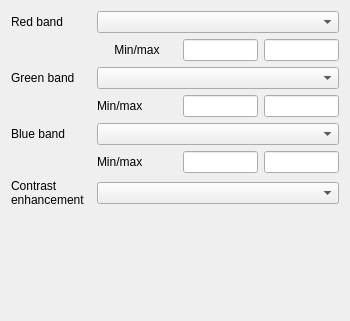
LZS1991/SWGIS, file SWGIS-DLLSrc/SWGIS-Gui/swgismultibandcolorrendererwidgetbase.ui: the form before one commit.
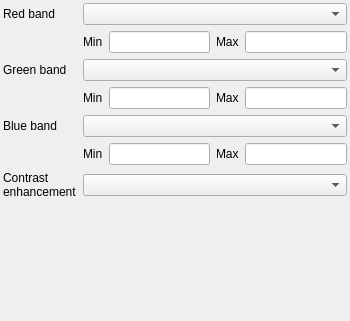
The form after the commit.

Patch:
```diff
--- a/SWGIS-DLLSrc/SWGIS-Gui/swgismultibandcolorrendererwidgetbase.ui
+++ b/SWGIS-DLLSrc/SWGIS-Gui/swgismultibandcolorrendererwidgetbase.ui
@@ -13,121 +13,21 @@
   <property name="windowTitle">
    <string>Form</string>
   </property>
-  <layout class="QHBoxLayout" name="horizontalLayout">
+  <layout class="QVBoxLayout" name="verticalLayout">
+   <property name="leftMargin">
+    <number>3</number>
+   </property>
+   <property name="topMargin">
+    <number>3</number>
+   </property>
+   <property name="rightMargin">
+    <number>3</number>
+   </property>
+   <property name="bottomMargin">
+    <number>3</number>
+   </property>
    <item>
     <layout class="QGridLayout" name="gridLayout">
-     <item row="3" column="3">
-      <widget class="QLineEdit" name="mGreenMaxLineEdit">
-       <property name="sizePolicy">
-        <sizepolicy hsizetype="MinimumExpanding" vsizetype="Fixed">
-         <horstretch>0</horstretch>
-         <verstretch>0</verstretch>
-        </sizepolicy>
-       </property>
-       <property name="maximumSize">
-        <size>
-         <width>75</width>
-         <height>16777215</height>
-        </size>
-       </property>
-       <property name="baseSize">
-        <size>
-         <width>0</width>
-         <height>0</height>
-        </size>
-       </property>
-       <property name="maxLength">
-        <number>16</number>
-       </property>
-      </widget>
-     </item>
-     <item row="0" column="1" colspan="3">
-      <widget class="QComboBox" name="mRedBandComboBox"/>
-     </item>
-     <item row="1" column="2">
-      <widget class="QLineEdit" name="mRedMinLineEdit">
-       <property name="sizePolicy">
-        <sizepolicy hsizetype="MinimumExpanding" vsizetype="Fixed">
-         <horstretch>0</horstretch>
-         <verstretch>0</verstretch>
-        </sizepolicy>
-       </property>
-       <property name="maximumSize">
-        <size>
-         <width>75</width>
-         <height>16777215</height>
-        </size>
-       </property>
-       <property name="baseSize">
-        <size>
-         <width>0</width>
-         <height>0</height>
-        </size>
-       </property>
-       <property name="maxLength">
-        <number>16</number>
-       </property>
-      </widget>
-     </item>
-     <item row="4" column="1" colspan="3">
-      <widget class="QComboBox" name="mBlueBandComboBox"/>
-     </item>
-     <item row="1" column="3">
-      <widget class="QLineEdit" name="mRedMaxLineEdit">
-       <property name="sizePolicy">
-        <sizepolicy hsizetype="MinimumExpanding" vsizetype="Fixed">
-         <horstretch>0</horstretch>
-         <verstretch>0</verstretch>
-        </sizepolicy>
-       </property>
-       <property name="maximumSize">
-        <size>
-         <width>75</width>
-         <height>16777215</height>
-        </size>
-       </property>
-       <property name="baseSize">
-        <size>
-         <width>0</width>
-         <height>0</height>
-        </size>
-       </property>
-       <property name="maxLength">
-        <number>16</number>
-       </property>
-      </widget>
-     </item>
-     <item row="5" column="3">
-      <widget class="QLineEdit" name="mBlueMaxLineEdit">
-       <property name="sizePolicy">
-        <sizepolicy hsizetype="MinimumExpanding" vsizetype="Fixed">
-         <horstretch>0</horstretch>
-         <verstretch>0</verstretch>
-        </sizepolicy>
-       </property>
-       <property name="maximumSize">
-        <size>
-         <width>75</width>
-         <height>16777215</height>
-        </size>
-       </property>
-       <property name="baseSize">
-        <size>
-         <width>0</width>
-         <height>0</height>
-        </size>
-       </property>
-       <property name="maxLength">
-        <number>16</number>
-       </property>
-      </widget>
-     </item>
-     <item row="2" column="1" colspan="3">
-      <widget class="QComboBox" name="mGreenBandComboBox"/>
-     </item>
-     <item row="6" column="1" colspan="3">
-      <widget class="QComboBox" name="mContrastEnhancementAlgorithmComboBox"/>
-     </item>
      <item row="6" column="0">
       <widget class="QLabel" name="mContrastEnhancementAlgorithmLabel">
        <property name="text">
@@ -136,122 +36,200 @@
        </property>
       </widget>
      </item>
+     <item row="0" column="0">
+      <widget class="QLabel" name="mRedBandLabel">
+       <property name="text">
+        <string>Red band</string>
+       </property>
+      </widget>
+     </item>
+     <item row="6" column="1" colspan="4">
+      <widget class="QComboBox" name="mContrastEnhancementAlgorithmComboBox"/>
+     </item>
+     <item row="1" column="1">
+      <widget class="QLabel" name="mRedMinLabel">
+       <property name="sizePolicy">
+        <sizepolicy hsizetype="Preferred" vsizetype="Preferred">
+         <horstretch>0</horstretch>
+         <verstretch>0</verstretch>
+        </sizepolicy>
+       </property>
+       <property name="text">
+        <string>Min</string>
+       </property>
+       <property name="alignment">
+        <set>Qt::AlignLeading|Qt::AlignLeft|Qt::AlignVCenter</set>
+       </property>
+      </widget>
+     </item>
+     <item row="1" column="3">
+      <widget class="QLabel" name="mRedMaxLabel">
+       <property name="sizePolicy">
+        <sizepolicy hsizetype="Preferred" vsizetype="Preferred">
+         <horstretch>0</horstretch>
+         <verstretch>0</verstretch>
+        </sizepolicy>
+       </property>
+       <property name="text">
+        <string>Max</string>
+       </property>
+       <property name="alignment">
+        <set>Qt::AlignLeading|Qt::AlignLeft|Qt::AlignVCenter</set>
+       </property>
+      </widget>
+     </item>
+     <item row="1" column="2">
+      <widget class="QLineEdit" name="mRedMinLineEdit">
+       <property name="maxLength">
+        <number>16</number>
+       </property>
+      </widget>
+     </item>
+     <item row="0" column="1" colspan="4">
+      <widget class="QComboBox" name="mRedBandComboBox"/>
+     </item>
+     <item row="5" column="1">
+      <widget class="QLabel" name="mBlueMinLabel">
+       <property name="sizePolicy">
+        <sizepolicy hsizetype="Preferred" vsizetype="Preferred">
+         <horstretch>0</horstretch>
+         <verstretch>0</verstretch>
+        </sizepolicy>
+       </property>
+       <property name="text">
+        <string>Min</string>
+       </property>
+       <property name="alignment">
+        <set>Qt::AlignLeading|Qt::AlignLeft|Qt::AlignVCenter</set>
+       </property>
+      </widget>
+     </item>
+     <item row="5" column="3">
+      <widget class="QLabel" name="mBlueMaxLabel">
+       <property name="sizePolicy">
+        <sizepolicy hsizetype="Preferred" vsizetype="Preferred">
+         <horstretch>0</horstretch>
+         <verstretch>0</verstretch>
+        </sizepolicy>
+       </property>
+       <property name="text">
+        <string>Max</string>
+       </property>
+       <property name="alignment">
+        <set>Qt::AlignLeading|Qt::AlignLeft|Qt::AlignVCenter</set>
+       </property>
+      </widget>
+     </item>
+     <item row="2" column="1" colspan="4">
+      <widget class="QComboBox" name="mGreenBandComboBox"/>
+     </item>
+     <item row="3" column="1">
+      <widget class="QLabel" name="mGreenMinLabel">
+       <property name="sizePolicy">
+        <sizepolicy hsizetype="Preferred" vsizetype="Preferred">
+         <horstretch>0</horstretch>
+         <verstretch>0</verstretch>
+        </sizepolicy>
+       </property>
+       <property name="text">
+        <string>Min</string>
+       </property>
+       <property name="alignment">
+        <set>Qt::AlignLeading|Qt::AlignLeft|Qt::AlignVCenter</set>
+       </property>
+      </widget>
+     </item>
+     <item row="3" column="3">
+      <widget class="QLabel" name="mGreenMaxLabel">
+       <property name="sizePolicy">
+        <sizepolicy hsizetype="Preferred" vsizetype="Preferred">
+         <horstretch>0</horstretch>
+         <verstretch>0</verstretch>
+        </sizepolicy>
+       </property>
+       <property name="text">
+        <string>Max</string>
+       </property>
+       <property name="alignment">
+        <set>Qt::AlignLeading|Qt::AlignLeft|Qt::AlignVCenter</set>
+       </property>
+      </widget>
+     </item>
+     <item row="4" column="1" colspan="4">
+      <widget class="QComboBox" name="mBlueBandComboBox"/>
+     </item>
+     <item row="1" column="4">
+      <widget class="QLineEdit" name="mRedMaxLineEdit">
+       <property name="maxLength">
+        <number>16</number>
+       </property>
+      </widget>
+     </item>
+     <item row="3" column="2">
+      <widget class="QLineEdit" name="mGreenMinLineEdit">
+       <property name="maxLength">
+        <number>16</number>
+       </property>
+      </widget>
+     </item>
      <item row="4" column="0">
       <widget class="QLabel" name="mBlueBandLabel">
+       <property name="sizePolicy">
+        <sizepolicy hsizetype="Preferred" vsizetype="Preferred">
+         <horstretch>0</horstretch>
+         <verstretch>0</verstretch>
+        </sizepolicy>
+       </property>
        <property name="text">
         <string>Blue band</string>
        </property>
+       <property name="alignment">
+        <set>Qt::AlignLeading|Qt::AlignLeft|Qt::AlignVCenter</set>
+       </property>
+      </widget>
+     </item>
+     <item row="5" column="2">
+      <widget class="QLineEdit" name="mBlueMinLineEdit">
+       <property name="maxLength">
+        <number>16</number>
+       </property>
+      </widget>
+     </item>
+     <item row="5" column="4">
+      <widget class="QLineEdit" name="mBlueMaxLineEdit">
+       <property name="maxLength">
+        <number>16</number>
+       </property>
       </widget>
      </item>
      <item row="2" column="0">
       <widget class="QLabel" name="mGreenBandLabel">
+       <property name="sizePolicy">
+        <sizepolicy hsizetype="Preferred" vsizetype="Preferred">
+         <horstretch>0</horstretch>
+         <verstretch>0</verstretch>
+        </sizepolicy>
+       </property>
        <property name="text">
         <string>Green band</string>
        </property>
-      </widget>
-     </item>
-     <item row="5" column="2">
-      <widget class="QLineEdit" name="mBlueMinLineEdit">
-       <property name="sizePolicy">
-        <sizepolicy hsizetype="MinimumExpanding" vsizetype="Fixed">
-         <horstretch>0</horstretch>
-         <verstretch>0</verstretch>
-        </sizepolicy>
-       </property>
-       <property name="maximumSize">
-        <size>
-         <width>75</width>
-         <height>16777215</height>
-        </size>
-       </property>
-       <property name="baseSize">
-        <size>
-         <width>0</width>
-         <height>0</height>
-        </size>
-       </property>
-       <property name="maxLength">
-        <number>16</number>
-       </property>
-      </widget>
-     </item>
-     <item row="3" column="2">
-      <widget class="QLineEdit" name="mGreenMinLineEdit">
-       <property name="sizePolicy">
-        <sizepolicy hsizetype="MinimumExpanding" vsizetype="Fixed">
-         <horstretch>0</horstretch>
-         <verstretch>0</verstretch>
-        </sizepolicy>
-       </property>
-       <property name="maximumSize">
-        <size>
-         <width>75</width>
-         <height>16777215</height>
-        </size>
-       </property>
-       <property name="baseSize">
-        <size>
-         <width>0</width>
-         <height>0</height>
-        </size>
-       </property>
-       <property name="maxLength">
-        <number>16</number>
-       </property>
-      </widget>
-     </item>
-     <item row="1" column="1">
-      <widget class="QLabel" name="mMinLabel">
-       <property name="sizePolicy">
-        <sizepolicy hsizetype="Preferred" vsizetype="Fixed">
-         <horstretch>0</horstretch>
-         <verstretch>0</verstretch>
-        </sizepolicy>
-       </property>
-       <property name="text">
-        <string>Min/max</string>
-       </property>
        <property name="alignment">
-        <set>Qt::AlignCenter</set>
+        <set>Qt::AlignLeading|Qt::AlignLeft|Qt::AlignVCenter</set>
        </property>
       </widget>
      </item>
-     <item row="7" column="0">
-      <spacer name="verticalSpacer">
-       <property name="orientation">
-        <enum>Qt::Vertical</enum>
-       </property>
-       <property name="sizeHint" stdset="0">
-        <size>
-         <width>20</width>
-         <height>0</height>
-        </size>
-       </property>
-      </spacer>
-     </item>
-     <item row="0" column="0">
-      <widget class="QLabel" name="mRedBandLabel">
-       <property name="text">
-        <string>Red band</string>
-       </property>
-      </widget>
-     </item>
-     <item row="3" column="1">
-      <widget class="QLabel" name="label">
-       <property name="text">
-        <string>Min/max</string>
-       </property>
-      </widget>
-     </item>
-     <item row="5" column="1">
-      <widget class="QLabel" name="label_2">
-       <property name="text">
-        <string>Min/max</string>
+     <item row="3" column="4">
+      <widget class="QLineEdit" name="mGreenMaxLineEdit">
+       <property name="maxLength">
+        <number>16</number>
        </property>
       </widget>
      </item>
     </layout>
    </item>
+   <item>
+    <widget class="QWidget" name="mMinMaxContainerWidget" native="true"/>
+   </item>
   </layout>
  </widget>
  <tabstops>
```
